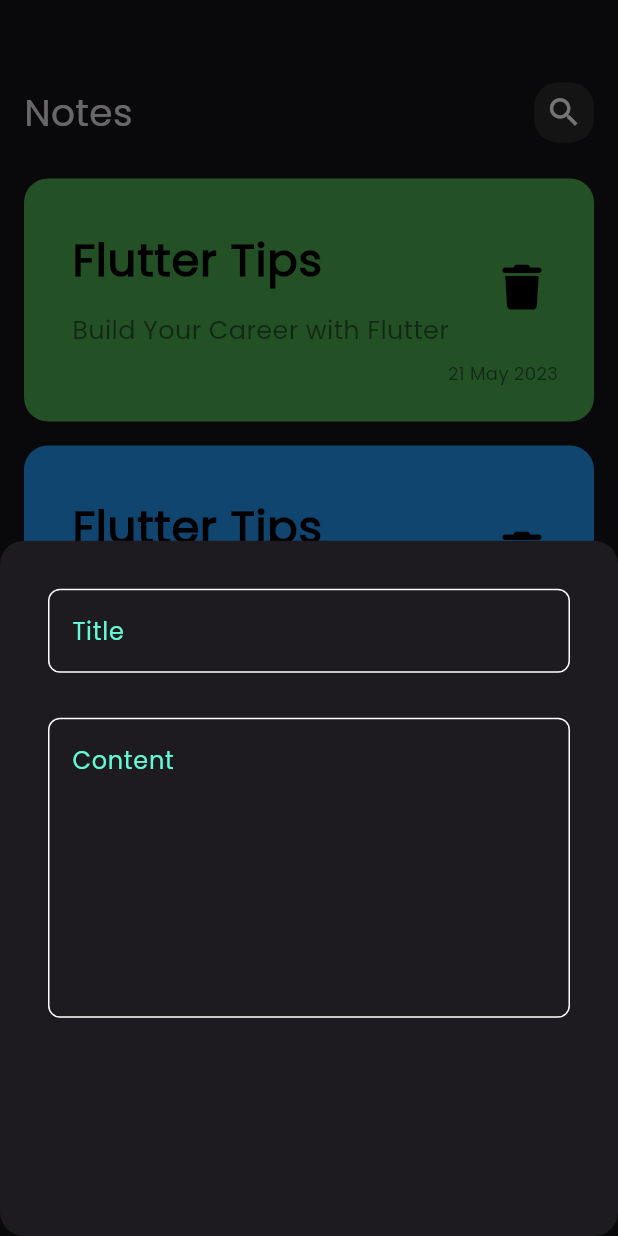
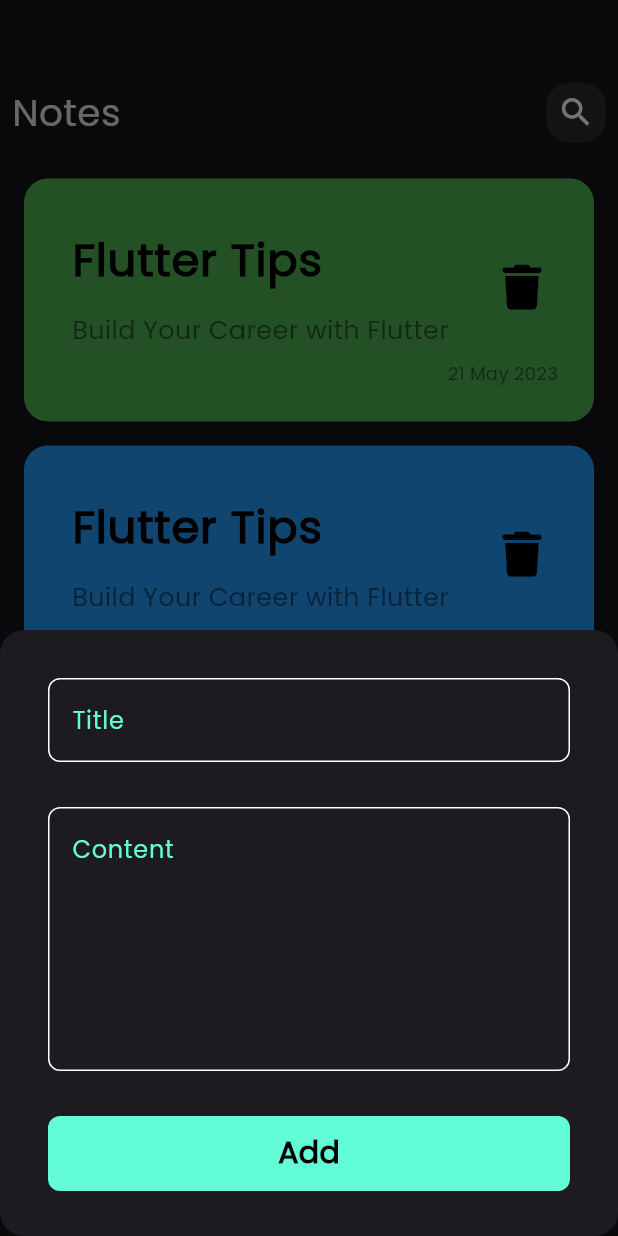
Before and after one commit to Mohamed-Emad1/notes_app, a Flutter app: the screen it shows after launch, after a tap on the "add" icon, on a phone screen of 412 x 824 dp. Run offline on Flutter 3.47's test engine with Material 3 defaults, Android fonts, the phone set to English and light mode, and no system bars; our stand-ins replace font_awesome_flutter.

Commit message:
finish modal sheet and add edit screen

```diff
--- /dev/null
+++ b/lib/views/edit_views.dart
@@ -0,0 +1,13 @@
+import 'package:flutter/material.dart';
+import 'package:notes_app/widgets/edit_notes_view_body.dart';
+
+class EditNotesView extends StatelessWidget {
+  const EditNotesView({super.key});
+
+  @override
+  Widget build(BuildContext context) {
+    return const Scaffold(
+      body:EditNotesViewBody(),
+    );
+  }
+}
--- a/lib/widgets/custom_appbar.dart
+++ b/lib/widgets/custom_appbar.dart
@@ -2,20 +2,22 @@ import 'package:flutter/material.dart';
 import 'package:notes_app/widgets/search_icon.dart';
 
 class CustomAppBar extends StatelessWidget {
-  const CustomAppBar({super.key});
+  const CustomAppBar({super.key, required this.title,required this.icon});
 
+  final String title;
+  final IconData icon;
   @override
   Widget build(BuildContext context) {
-    return const Padding(
-      padding: EdgeInsets.symmetric(horizontal: 16),
+    return Padding(
+      padding: const EdgeInsets.symmetric(horizontal: 8),
       child: Row(
         mainAxisAlignment: MainAxisAlignment.spaceBetween,
         children: [
           Text(
-            "Notes",
-            style: TextStyle(fontSize: 25),
+            title,
+            style: const TextStyle(fontSize: 25),
           ),
-          CustomSearchIcon(),
+          CustomIcon(icon: icon),
         ],
       ),
     );
--- /dev/null
+++ b/lib/widgets/custom_button.dart
@@ -0,0 +1,22 @@
+import 'package:flutter/material.dart';
+import 'package:notes_app/constants.dart';
+class CustomButton extends StatelessWidget {
+  const CustomButton({super.key});
+
+  @override
+  Widget build(BuildContext context) {
+    return Container(
+      height: 50,
+      decoration: BoxDecoration(
+          borderRadius: BorderRadius.circular(8), color: kPrimaryColor),
+      width: MediaQuery.of(context).size.width,
+      child: const Center(
+        child: Text(
+          "Add",
+          style: TextStyle(
+              color: Colors.black, fontWeight: FontWeight.bold, fontSize: 20),
+        ),
+      ),
+    );
+  }
+}
--- a/lib/widgets/custom_modal_sheet.dart
+++ b/lib/widgets/custom_modal_sheet.dart
@@ -1,29 +1,41 @@
 import 'package:flutter/material.dart';
+import 'package:flutter/widgets.dart';
+import 'package:notes_app/widgets/custom_button.dart';
 import 'package:notes_app/widgets/cutom_text_field.dart';
 
 class CustomModalSheet extends StatelessWidget {
-  const CustomModalSheet({super.key});
+  const CustomModalSheet({super.key,this.isEdit = false});
 
+  final bool isEdit;
   @override
   Widget build(BuildContext context) {
-    return const Padding(
-      padding:  EdgeInsets.symmetric(horizontal: 32),
+    return Padding(
+      padding: EdgeInsets.symmetric(horizontal: 32),
+      child: SingleChildScrollView(
         child: Column(
           children: [
-          SizedBox(
+            const SizedBox(
               height: 32,
             ),
-          CustomTextField(
+            const CustomTextField(
               hint: "Title",
             ),
-          SizedBox(
+            const SizedBox(
               height: 30,
             ),
-          CustomTextField(
+            const CustomTextField(
               hint: "Content",
-            maxLines: 7,
+              maxLines: 6,
+            ),
+            const SizedBox(
+              height: 30,
+            ),
+            isEdit ? Container() : const CustomButton(),
+            const SizedBox(
+              height: 30,
             ),
           ],
+        ),
       ),
     );
   }
--- /dev/null
+++ b/lib/widgets/edit_notes_view_body.dart
@@ -0,0 +1,25 @@
+import 'package:flutter/material.dart';
+import 'package:notes_app/widgets/custom_appbar.dart';
+import 'package:notes_app/widgets/custom_modal_sheet.dart';
+import 'package:notes_app/widgets/cutom_text_field.dart';
+
+class EditNotesViewBody extends StatelessWidget {
+  const EditNotesViewBody({super.key});
+
+  @override
+  Widget build(BuildContext context) {
+
+    return const Column(
+      children: [
+        SizedBox(
+          height: 55,
+        ),
+        CustomAppBar(
+          title: "Edit Note",
+          icon: Icons.check,
+        ),
+        CustomModalSheet(isEdit: true,),
+      ],
+    );
+  }
+}
--- a/lib/widgets/notes_item.dart
+++ b/lib/widgets/notes_item.dart
@@ -1,5 +1,6 @@
 import 'package:flutter/material.dart';
 import 'package:font_awesome_flutter/font_awesome_flutter.dart';
+import 'package:notes_app/views/edit_views.dart';
 
 class NoteItem extends StatelessWidget {
   const NoteItem({super.key, required this.noteColor});
@@ -7,7 +8,13 @@ class NoteItem extends StatelessWidget {
   final Color noteColor;
   @override
   Widget build(BuildContext context) {
-    return Padding(
+    return GestureDetector(
+      onTap: () {
+        Navigator.push(context, MaterialPageRoute(builder: (context) {
+          return const EditNotesView();
+        }));
+      },
+      child: Padding(
         padding: const EdgeInsets.symmetric(horizontal: 16),
         child: Container(
           padding: const EdgeInsets.only(top: 24, bottom: 24, left: 16),
@@ -59,6 +66,7 @@ class NoteItem extends StatelessWidget {
             ],
           ),
         ),
+      ),
     );
   }
 }
--- a/lib/widgets/notes_view_body.dart
+++ b/lib/widgets/notes_view_body.dart
@@ -13,7 +13,7 @@ class NotesViewBody extends StatelessWidget {
         SizedBox(
           height: 55,
         ),
-        CustomAppBar(),
+        CustomAppBar(title: "Notes",icon: Icons.search,),
         Expanded(child: NotesListView()),
       ],
     );
--- a/lib/widgets/search_icon.dart
+++ b/lib/widgets/search_icon.dart
@@ -1,20 +1,21 @@
 import 'package:flutter/material.dart';
 
-class CustomSearchIcon extends StatelessWidget {
-  const CustomSearchIcon({super.key});
+class CustomIcon extends StatelessWidget {
+  const CustomIcon({super.key,required this.icon});
 
+  final IconData icon;
   @override
   Widget build(BuildContext context) {
     return Container(
       width: 40,
       height: 40,
       decoration: BoxDecoration(
-        color:const Color.fromARGB(255, 44, 44, 44),
+        color: const Color.fromARGB(255, 44, 44, 44),
         borderRadius: BorderRadius.circular(16),
       ),
-      child: const Center(
+      child: Center(
         child: Icon(
-          Icons.search,
+          icon,
           size: 25,
         ),
       ),
```
Lines whose indentation alone changed are shown as unchanged.
